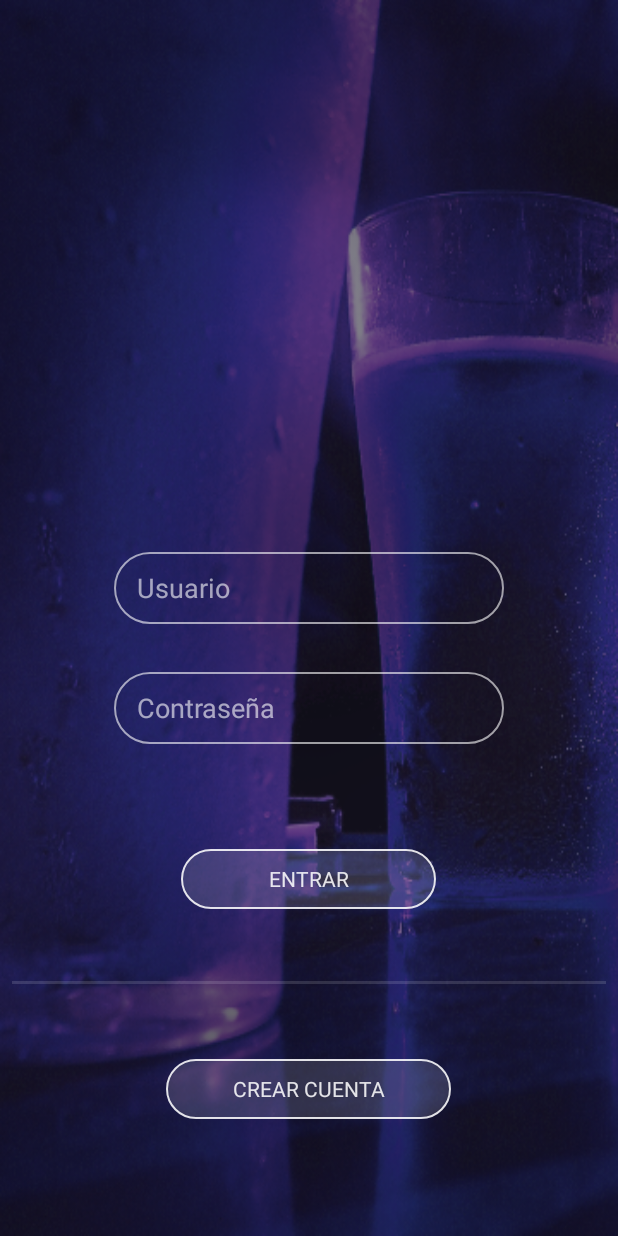
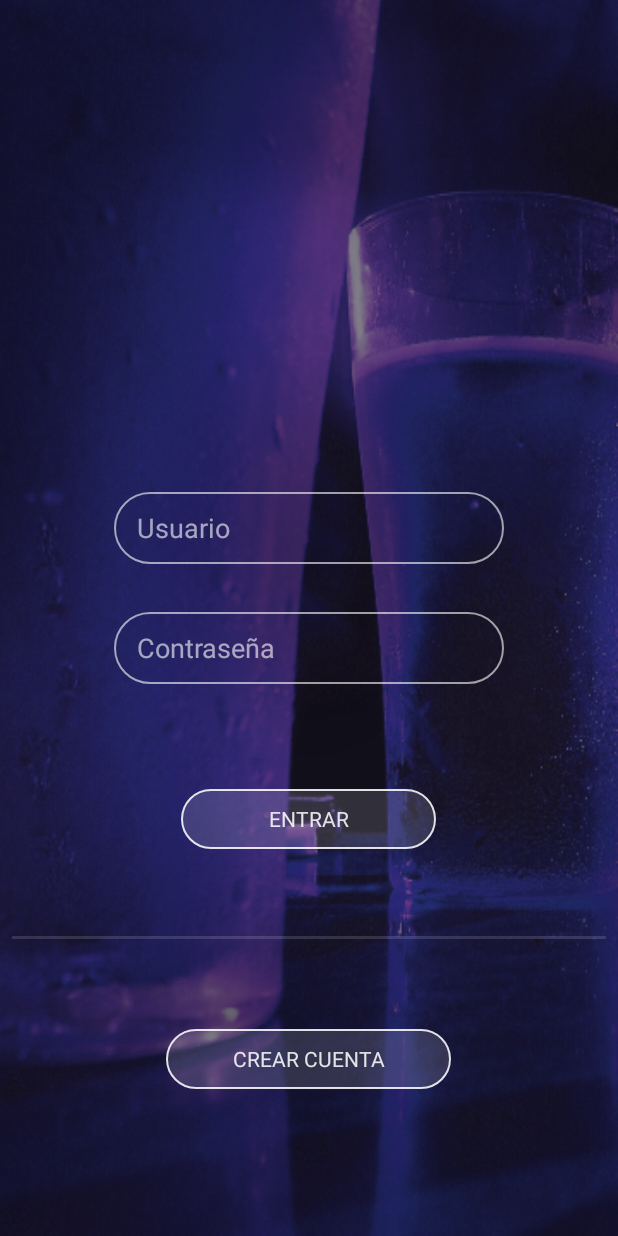
Before and after one commit to sberoch/BarTap, an Android app: the screen it shows after launch (Login), after a tap on "TENGO UN BAR", on a phone screen of 412 x 824 dp. Run offline under Robolectric (Android 15) with nearby library versions, the phone set to English and light mode, and no system bars; Roboto replaces fonts that are not available here; 2 statements that could not run were skipped.

Commit message:
main activity comienzo

```diff
--- a/app/src/main/AndroidManifest.xml
+++ b/app/src/main/AndroidManifest.xml
@@ -19,7 +19,9 @@
         </activity>
         <activity
             android:name=".Login"
-            android:theme="@style/Theme.AppCompat.Light.NoActionBar.FullScreen"/>
+            android:theme="@style/Theme.AppCompat.Light.NoActionBar.FullScreen" />
+        <activity android:name=".Bar" />
+        <activity android:name=".MainActivity" />
     </application>
 
 </manifest>
--- a/app/src/main/java/com/eriochrome/debares/DistincionDeUsuario.java
+++ b/app/src/main/java/com/eriochrome/debares/DistincionDeUsuario.java
@@ -4,31 +4,40 @@ import android.content.Intent;
 import android.graphics.Typeface;
 import android.support.v7.app.AppCompatActivity;
 import android.os.Bundle;
-import android.util.Log;
-import android.view.View;
 import android.widget.Button;
 
 public class DistincionDeUsuario extends AppCompatActivity {
+
+    private Button tengoBar;
+    private Button buscoBar;
 
     @Override
     protected void onCreate(Bundle savedInstanceState) {
         super.onCreate(savedInstanceState);
         setContentView(R.layout.distincion_de_usuario);
+
+        tengoBar = findViewById(R.id.tengoBar);
+        buscoBar = findViewById(R.id.buscoBar);
+
+        setTypefaces();
+        setListeners();
+    }
+
+
+
+    private void setListeners() {
+
+        tengoBar.setOnClickListener(view -> {
+            Intent i = new Intent(DistincionDeUsuario.this, Login.class);
+            startActivity(i);
+        });
+    }
+
+
+    private void setTypefaces() {
+
         Typeface tf = Typeface.createFromAsset(getAssets(),"fonts/Lato-Light.ttf");
-
-        Button tengoBar = findViewById(R.id.tengoBar);
         tengoBar.setTypeface(tf);
-
-        tengoBar.setOnClickListener(new View.OnClickListener() {
-            @Override
-            public void onClick(View view) {
-                Intent i = new Intent(DistincionDeUsuario.this, Login.class);
-                startActivity(i);
-            }
-        });
-
-        Button buscoBar = findViewById(R.id.buscoBar);
         buscoBar.setTypeface(tf);
-
     }
 }
--- a/app/src/main/java/com/eriochrome/debares/Login.java
+++ b/app/src/main/java/com/eriochrome/debares/Login.java
@@ -1,5 +1,6 @@
 package com.eriochrome.debares;
 
+import android.content.Intent;
 import android.graphics.Typeface;
 import android.support.v7.app.AppCompatActivity;
 import android.os.Bundle;
@@ -8,24 +9,43 @@ import android.widget.EditText;
 
 public class Login extends AppCompatActivity {
 
+    private Button entrar;
+    private Button crearCuenta;
+    private EditText usuario;
+    private EditText pass;
+
     @Override
     protected void onCreate(Bundle savedInstanceState) {
         super.onCreate(savedInstanceState);
         setContentView(R.layout.activity_login);
 
-        Typeface tf = Typeface.createFromAsset(getAssets(),"fonts/Lato-Light.ttf");
+        entrar = findViewById(R.id.entrar);
+        crearCuenta = findViewById(R.id.crearCuenta);
+        usuario = findViewById(R.id.userEditText);
+        pass = findViewById(R.id.passEditText);
 
-        Button entrar = findViewById(R.id.entrar);
-        entrar.setTypeface(tf);
-
-        Button crearCuenta = findViewById(R.id.crearCuenta);
-        crearCuenta.setTypeface(tf);
-
-        EditText usuario = findViewById(R.id.userEditText);
-        usuario.setTypeface(tf);
-
-        EditText pass = findViewById(R.id.passEditText);
-        pass.setTypeface(tf);
+        setTypefaces();
+        setListeners();
 
     }
+
+
+
+    private void setTypefaces() {
+
+        Typeface tf = Typeface.createFromAsset(getAssets(),"fonts/Lato-Light.ttf");
+        entrar.setTypeface(tf);
+        crearCuenta.setTypeface(tf);
+        usuario.setTypeface(tf);
+        pass.setTypeface(tf);
+    }
+
+
+    private void setListeners() {
+
+        entrar.setOnClickListener(view -> {
+            Intent i = new Intent(Login.this,  MainActivity.class);
+            startActivity(i);
+        });
+    }
 }
--- /dev/null
+++ b/app/src/main/java/com/eriochrome/debares/Utils.java
@@ -0,0 +1,5 @@
+package com.eriochrome.debares;
+
+public class Utils {
+
+}
--- a/app/src/main/res/layout/activity_login.xml
+++ b/app/src/main/res/layout/activity_login.xml
@@ -44,14 +44,14 @@
         <Space
             android:id="@+id/s1"
             android:layout_width="wrap_content"
-            android:layout_height="70dp"
+            android:layout_height="90dp"
             android:layout_alignParentBottom="true"
             android:layout_centerHorizontal="true" />
 
         <Space
             android:id="@+id/s2"
             android:layout_width="wrap_content"
-            android:layout_height="50dp"
+            android:layout_height="60dp"
             android:layout_above="@+id/crearCuenta"
             android:layout_alignParentBottom="false"
             android:layout_centerHorizontal="true" />
@@ -66,7 +66,7 @@
         <Space
             android:id="@+id/s3"
             android:layout_width="wrap_content"
-            android:layout_height="50dp"
+            android:layout_height="60dp"
             android:layout_above="@+id/s2"
             android:layout_alignParentBottom="false"
             android:layout_centerHorizontal="true" />
--- /dev/null
+++ b/app/src/main/res/values/dimens.xml
@@ -0,0 +1,5 @@
+<resources>
+    <!-- Default screen margins, per the Android Design guidelines. -->
+    <dimen name="activity_horizontal_margin">16dp</dimen>
+    <dimen name="activity_vertical_margin">16dp</dimen>
+</resources>
--- a/app/src/main/res/values/strings.xml
+++ b/app/src/main/res/values/strings.xml
@@ -4,4 +4,7 @@
     <string name="busco_un_bar">Busco un bar</string>
     <string name="entrar">Entrar</string>
     <string name="crear_cuenta">Crear cuenta</string>
+    <string name="descubrir">Descubrir</string>
+    <string name="eventos">Eventos</string>
+    <string name="promociones">Promociones</string>
 </resources>
```
Also changed, not shown: app/build.gradle (+8 -0 lines), app/src/main/java/com/eriochrome/debares/Bar.java (added, +14 -0 lines), app/src/main/java/com/eriochrome/debares/MainActivity.java (added, +35 -0 lines), app/src/main/res/drawable/ic_descubrir_black_24dp.xml (added, +9 -0 lines), app/src/main/res/drawable/ic_event_available_black_24dp.xml (added, +9 -0 lines), app/src/main/res/drawable/ic_promo_black_24dp.xml (added, +9 -0 lines), app/src/main/res/layout/activity_bar.xml (added, +9 -0 lines), app/src/main/res/layout/activity_main.xml (added, +31 -0 lines), app/src/main/res/menu/navegacion.xml (added, +19 -0 lines).
